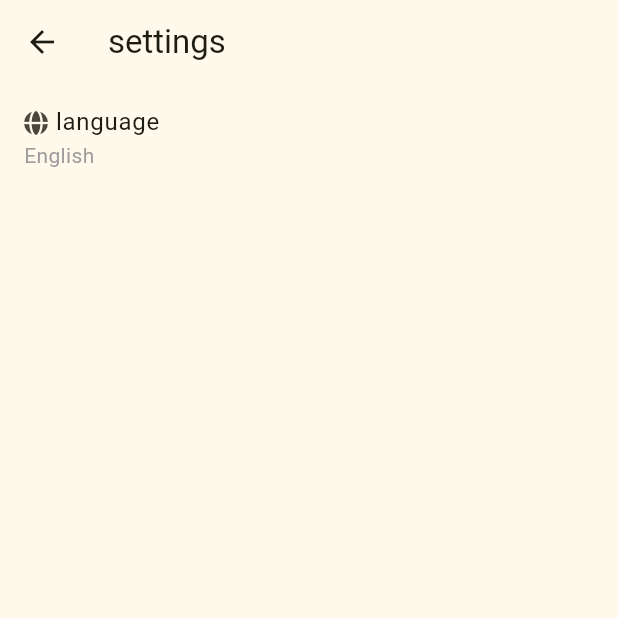
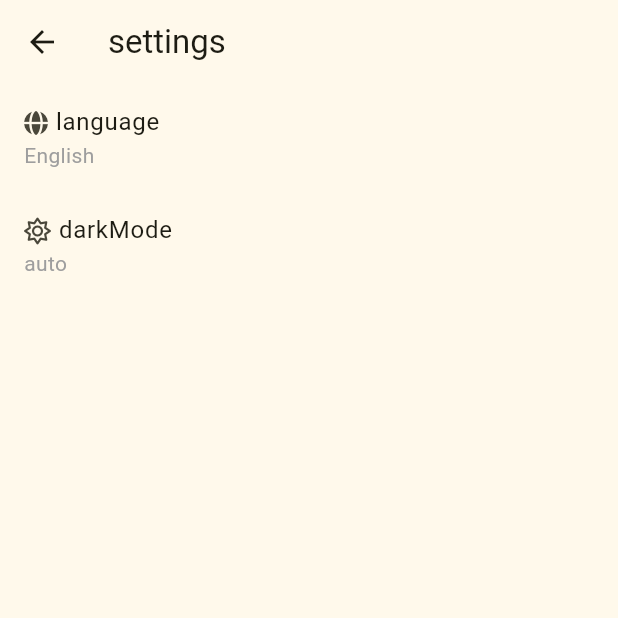
Before and after one commit to Zhoucheng133/Speeder, a Flutter app: the SettingsView screen opened directly, on a phone screen of 412 x 824 dp, the top half of it. Run offline on Flutter 3.47's test engine with Material 3 defaults, Android fonts, the phone set to English and light mode, and no system bars; our stand-ins replace font_awesome_flutter, geolocator, get, shared_preferences; accounts and stored records are empty; statements that could not run were skipped.

Commit message:
完成深色模式的切换

```diff
--- a/lib/lang/zh_cn.dart
+++ b/lib/lang/zh_cn.dart
@@ -2,4 +2,10 @@ const Map<String, String> zhCN = {
   'settings': '设置',
   'language': '语言',
   'ok': '完成',
+  'darkMode': '深色模式',
+  'enabled': '启用',
+  'disabled': '禁用',
+  'auto': '自动',
+  'followSystem': '跟随系统',
+  'enableDarkMode': '启用深色模式',
 };
--- a/lib/views/settings_view.dart
+++ b/lib/views/settings_view.dart
@@ -47,6 +47,29 @@ class _SettingsViewState extends State<SettingsView> {
               onTap: (){
                 languageDialog(context);
               },
+            ),
+            ListTile(
+              title: Row(
+                children: [
+                  FaIcon(
+                    controller.darkMode.value ? FontAwesomeIcons.moon : FontAwesomeIcons.sun,
+                    size: 16,
+                  ),
+                  Padding(
+                    padding: .only(left: 5),
+                    child: Text('darkMode'.tr),
+                  ),
+                ],
+              ),
+              subtitle: Text(
+                controller.autoDark.value ? "auto".tr : controller.darkMode.value ? 'enabled'.tr : 'disabled'.tr,
+                style: TextStyle(
+                  color: Colors.grey
+                ),
+              ),
+              onTap: (){
+                darkModeDialog(context);
+              },
             )
           ],
         ),
```
Also changed, not shown: lib/utils/dialogs.dart (+59 -0 lines).
